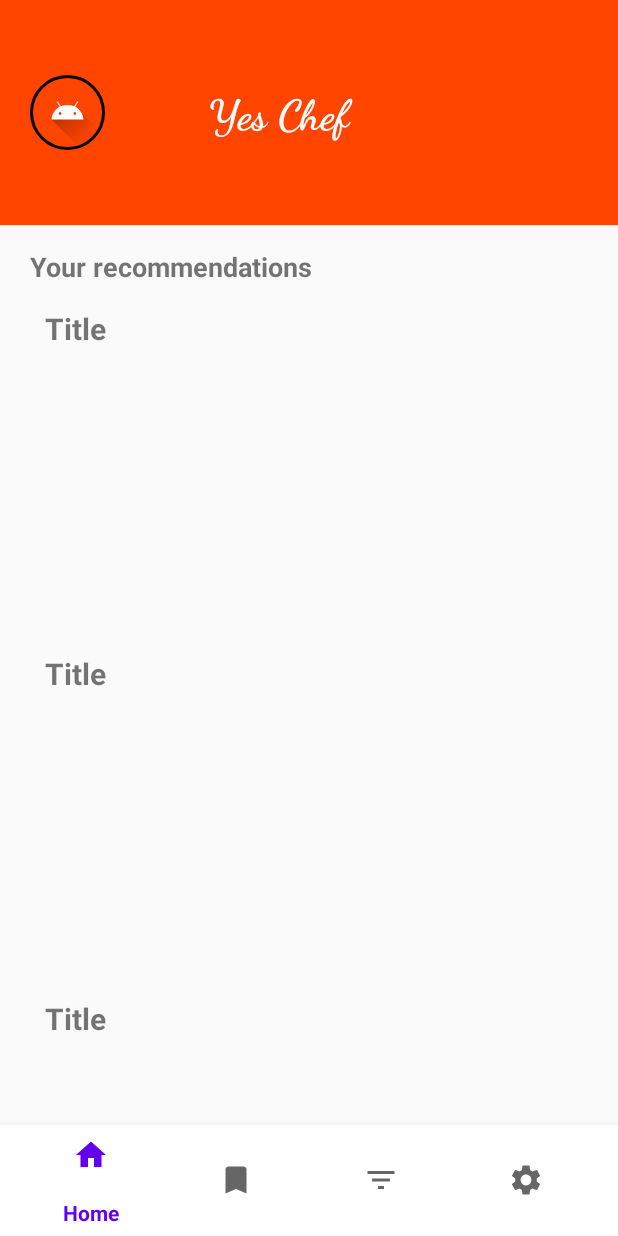
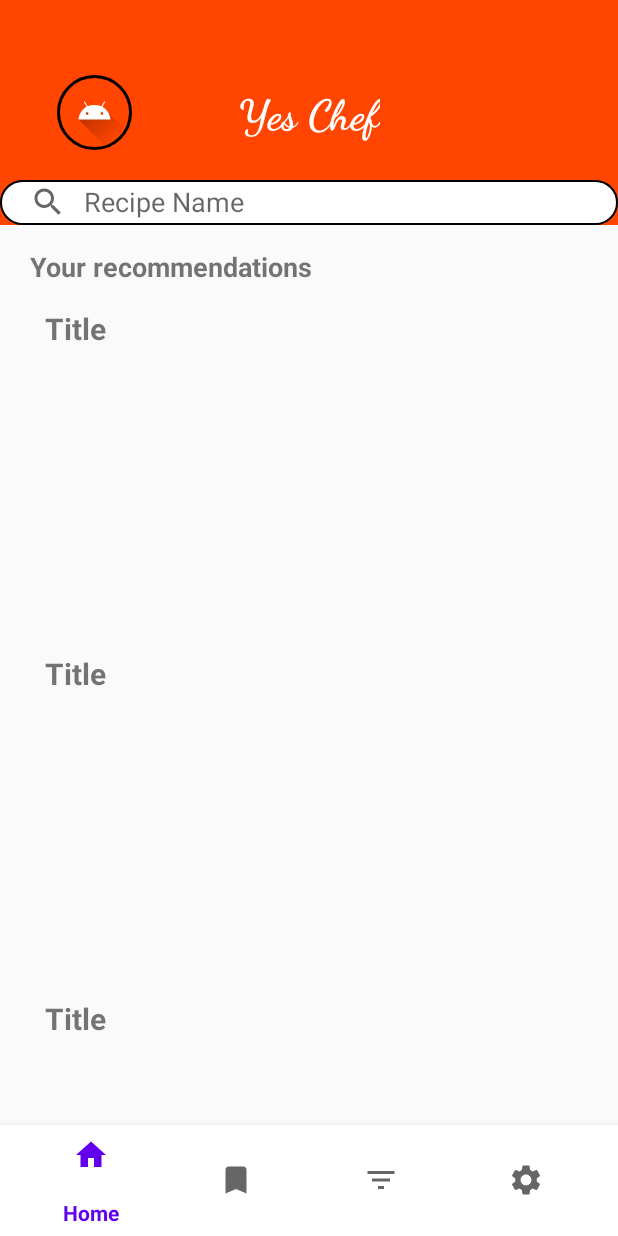
Before and after one commit to MJB90/Yes_Chef_User_App, an Android app: the screen it shows after launch (MainActivity), on a phone screen of 412 x 824 dp. Run offline under Robolectric (Android 15) with nearby library versions, the phone set to English and light mode, and no system bars; our stand-ins replace CircleImageView, Volley; 2 statements that could not run were skipped.

Commit message:
add a search bar to the mainFragment

```diff
--- a/app/src/main/java/com/example/yeschefuserapp/fragment/HomeFragment.java
+++ b/app/src/main/java/com/example/yeschefuserapp/fragment/HomeFragment.java
@@ -9,6 +9,7 @@ import android.view.View;
 import android.view.ViewGroup;
 import android.widget.Toast;
 
+import androidx.appcompat.widget.SearchView;
 import androidx.fragment.app.Fragment;
 import androidx.recyclerview.widget.DefaultItemAnimator;
 import androidx.recyclerview.widget.LinearLayoutManager;
@@ -51,9 +52,24 @@ public class HomeFragment extends Fragment {
         createRecipeCategoryList();
 
         mainVerticalCustomListAdapter=new MainVerticalCustomListAdapter(viewContext,recipeCategoryLists);
-
         initView(mainVerticalCustomListAdapter, view, view.findViewById(R.id.recycler_view));
 
+        SearchView searchView=view.findViewById(R.id.search_bar);
+        if (searchView!=null){
+            searchView.setOnQueryTextListener(new SearchView.OnQueryTextListener() {
+                @Override
+                public boolean onQueryTextSubmit(String s) {
+                    Toast.makeText(view.getContext(),"Search",Toast.LENGTH_SHORT).show();
+                    return true;
+                }
+
+                @Override
+                public boolean onQueryTextChange(String s) {
+                    Toast.makeText(view.getContext(),s,Toast.LENGTH_SHORT).show();
+                    return true;
+                }
+            });
+        }
 
         return view;
     }
--- /dev/null
+++ b/app/src/main/res/drawable/searchview_background.xml
@@ -0,0 +1,6 @@
+<?xml version="1.0" encoding="utf-8"?>
+<shape xmlns:android="http://schemas.android.com/apk/res/android">
+    <corners android:radius="16dp" />
+    <solid android:color="#FFF"/>
+    <stroke android:color="@color/black" android:width="1dp"/>
+</shape>
--- a/app/src/main/res/layout/fragment_home.xml
+++ b/app/src/main/res/layout/fragment_home.xml
@@ -7,7 +7,7 @@
     android:orientation="vertical"
     tools:context=".fragment.HomeFragment">
 
-    <LinearLayout
+    <androidx.constraintlayout.widget.ConstraintLayout
         android:layout_width="match_parent"
         android:layout_height="0dp"
         android:layout_weight="1"
@@ -20,6 +20,11 @@
             android:layout_height="50dp"
             android:layout_gravity="center"
             android:src="@drawable/ic_launcher_foreground"
+            app:layout_constraintTop_toTopOf="parent"
+            app:layout_constraintBottom_toBottomOf="parent"
+            app:layout_constraintStart_toStartOf="parent"
+            app:layout_constraintEnd_toEndOf="parent"
+            app:layout_constraintHorizontal_bias="0.05"
             app:civ_border_width="2dp"
             android:translationX="20dp"
             app:civ_border_color="#FF000000"/>
@@ -27,15 +32,32 @@
         <TextView
             android:layout_width="wrap_content"
             android:layout_height="match_parent"
-            android:layout_weight="3"
+            android:id="@+id/title_name"
             android:fontFamily="@font/dancing_script_bold"
-            android:layout_marginEnd="90dp"
             android:gravity="center"
             android:text="@string/project_name"
             android:textColor="#fff"
             android:textSize="28sp"
-            android:textStyle="bold" />
-    </LinearLayout>
+            android:textStyle="bold"
+            app:layout_constraintTop_toTopOf="parent"
+
+            app:layout_constraintBottom_toBottomOf="parent"
+            app:layout_constraintStart_toStartOf="parent"
+            app:layout_constraintEnd_toEndOf="parent"/>
+
+        <androidx.appcompat.widget.SearchView
+            android:id="@+id/search_bar"
+            android:layout_width="match_parent"
+            android:layout_height="30dp"
+            app:iconifiedByDefault="false"
+            app:queryHint="Recipe Name"
+            app:layout_constraintTop_toTopOf="parent"
+            app:layout_constraintBottom_toBottomOf="parent"
+            app:layout_constraintStart_toEndOf="parent"
+            app:layout_constraintEnd_toEndOf="parent"
+            app:layout_constraintVertical_bias="1"
+            android:background="@drawable/searchview_background"/>
+    </androidx.constraintlayout.widget.ConstraintLayout>
 
     <LinearLayout
         android:layout_width="match_parent"
```
Also changed, not shown: app/src/main/java/com/example/yeschefuserapp/adapter/MainHorizontalCustomAdapter.java (+9 -1 lines), app/src/main/res/layout/main_recycler_column_item.xml (+18 -24 lines).
